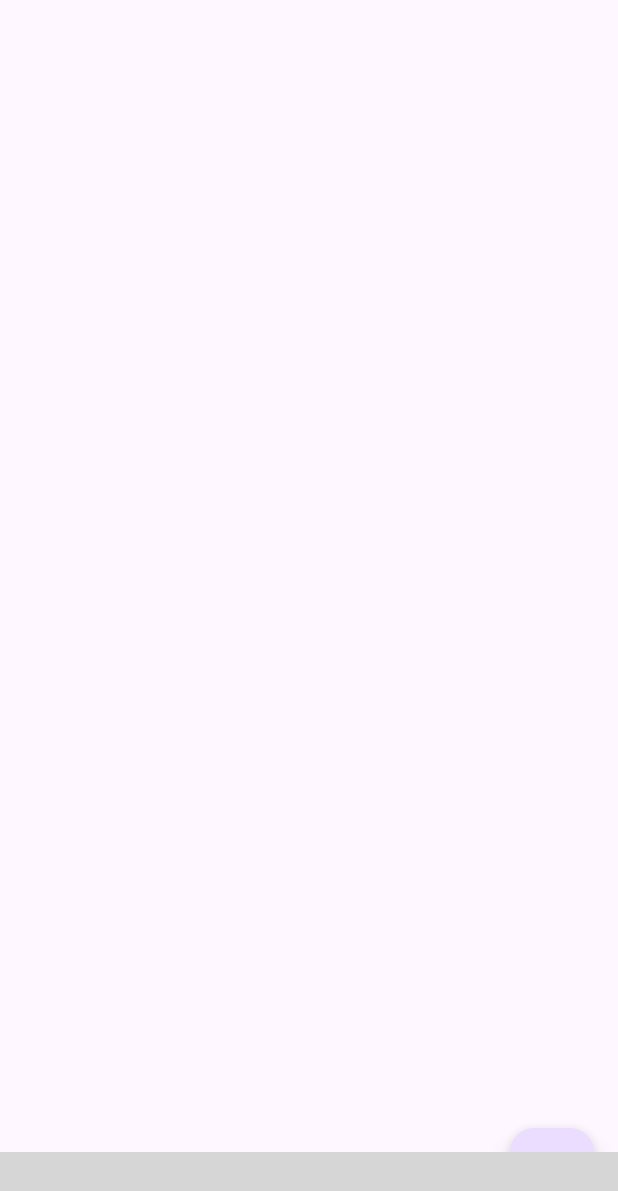
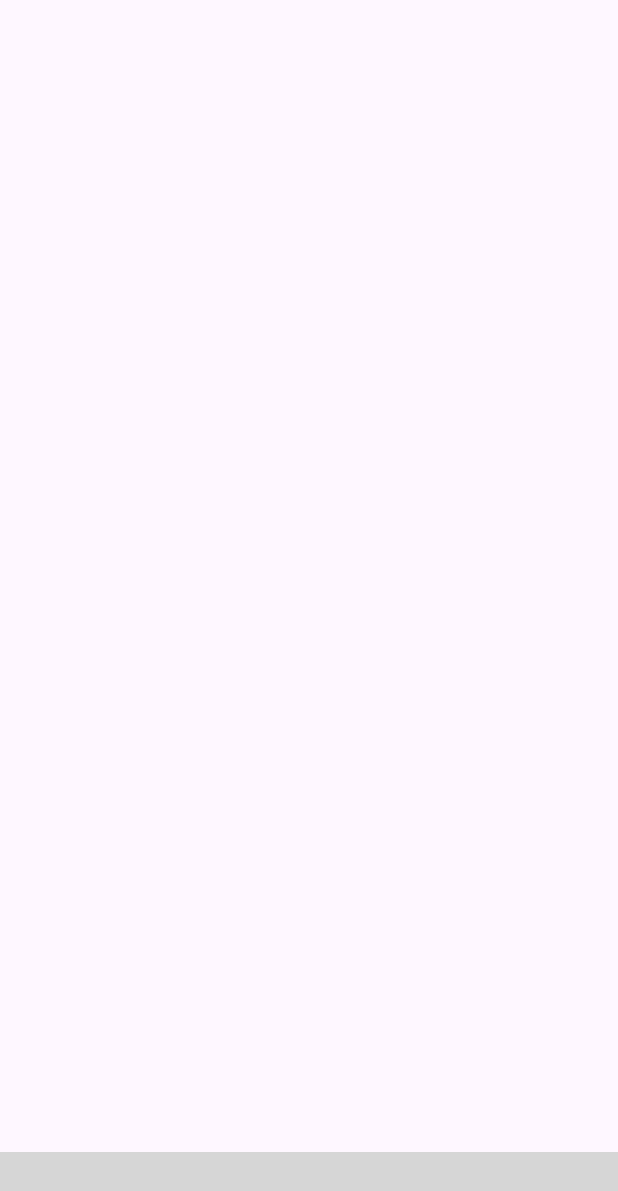
Before and after one commit to riyashah22/Nature-Disaster, a Flutter app: the screen it shows after launch, on a phone screen of 412 x 824 dp. Shown: the top 1191 px of the screen. Run offline on Flutter 3.47's test engine with Material 3 defaults, Android fonts, the phone set to English and light mode, and no system bars; missing offline and left inert: dot_bottom_nav_bar; grey boxes are pictures that could not be loaded.

```diff
--- a/resqaid/lib/home/home.dart
+++ b/resqaid/lib/home/home.dart
@@ -7,7 +7,7 @@ class Home extends StatelessWidget {
   @override
   Widget build(BuildContext context) {
     return const Scaffold(
-      floatingActionButton: Chatbot(),
+      // floatingActionButton: Chatbot(),
     );
   }
 }
```
